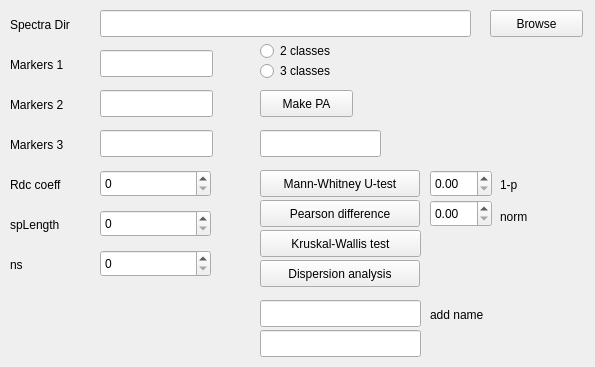
Before: the Qt Designer form makepa.ui in ArtfulVampire/SecondGUIrepo, drawn with Qt 5.
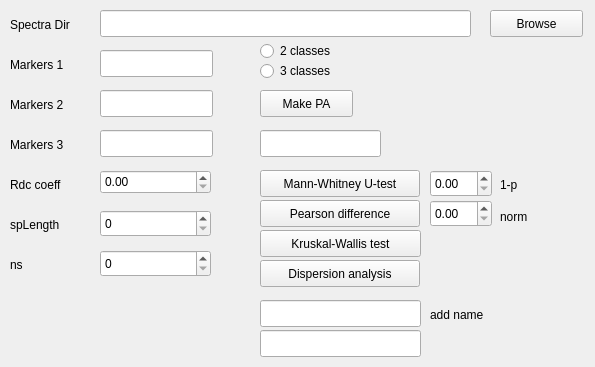
After: the same form once the commit is applied.

What changed in the file:
```diff
--- a/makepa.ui
+++ b/makepa.ui
@@ -311,16 +311,6 @@
     <string>norm</string>
    </property>
   </widget>
-  <widget class="QSpinBox" name="rdcCoeffBox">
-   <property name="geometry">
-    <rect>
-     <x>100</x>
-     <y>170</y>
-     <width>111</width>
-     <height>27</height>
-    </rect>
-   </property>
-  </widget>
   <widget class="QSpinBox" name="spLBox">
    <property name="geometry">
     <rect>
@@ -367,6 +357,16 @@
     <string>Dispersion analysis</string>
    </property>
   </widget>
+  <widget class="QDoubleSpinBox" name="rdcCoeffBox">
+   <property name="geometry">
+    <rect>
+     <x>100</x>
+     <y>170</y>
+     <width>111</width>
+     <height>24</height>
+    </rect>
+   </property>
+  </widget>
  </widget>
  <resources/>
  <connections/>
```
